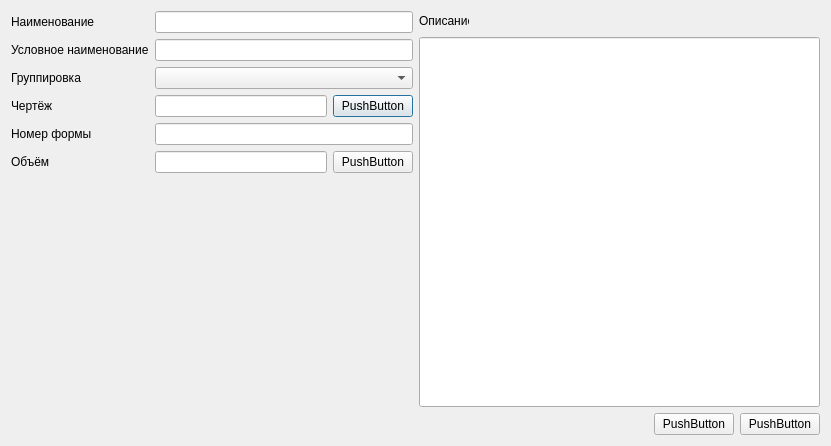
The window that test_UI_new_NOM.ui (Korguv/Poliur) describes before a commit, drawn with Qt 5.
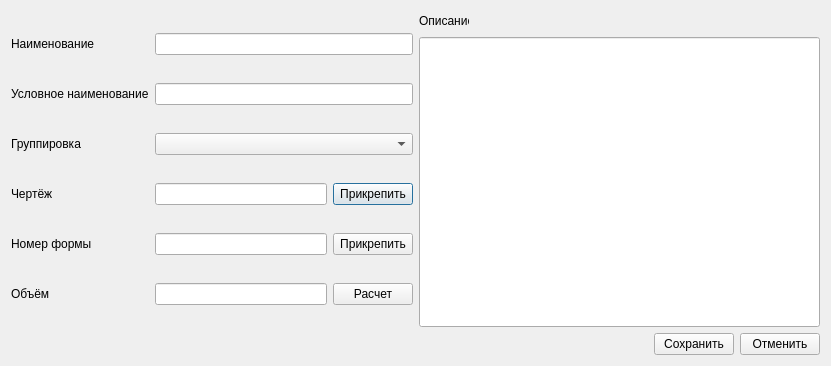
The same window after the commit.

```diff
--- a/test_UI_new_NOM.ui
+++ b/test_UI_new_NOM.ui
@@ -7,7 +7,7 @@
     <x>0</x>
     <y>0</y>
     <width>831</width>
-    <height>446</height>
+    <height>366</height>
    </rect>
   </property>
   <property name="windowTitle">
@@ -17,89 +17,112 @@
    <item>
     <layout class="QHBoxLayout" name="horizontalLayout_4">
      <item>
-      <layout class="QFormLayout" name="formLayout">
+      <layout class="QGridLayout" name="layout_left">
        <item row="0" column="0">
-        <widget class="QLabel" name="label">
+        <widget class="QLabel" name="label_name">
          <property name="text">
           <string>Наименование</string>
          </property>
         </widget>
        </item>
        <item row="0" column="1">
-        <widget class="QLineEdit" name="lineEdit"/>
+        <widget class="QLineEdit" name="lineedit_name"/>
        </item>
        <item row="1" column="0">
-        <widget class="QLabel" name="label_2">
+        <widget class="QLabel" name="label_nicname">
          <property name="text">
           <string>Условное наименование</string>
          </property>
         </widget>
        </item>
        <item row="1" column="1">
-        <widget class="QLineEdit" name="lineEdit_2"/>
-       </item>
-       <item row="2" column="1">
-        <widget class="QComboBox" name="comboBox"/>
-       </item>
-       <item row="3" column="1">
-        <layout class="QHBoxLayout" name="horizontalLayout_3">
-         <item>
-          <widget class="QLineEdit" name="lineEdit_5"/>
-         </item>
-         <item>
-          <widget class="QPushButton" name="pushButton_2">
-           <property name="text">
-            <string>PushButton</string>
-           </property>
-          </widget>
-         </item>
-        </layout>
+        <widget class="QLineEdit" name="lineedit_nicname"/>
        </item>
        <item row="2" column="0">
-        <widget class="QLabel" name="label_3">
+        <widget class="QLabel" name="label_group">
          <property name="text">
           <string>Группировка</string>
          </property>
         </widget>
        </item>
+       <item row="2" column="1">
+        <widget class="QComboBox" name="combobox_group"/>
+       </item>
        <item row="3" column="0">
-        <widget class="QLabel" name="label_5">
+        <widget class="QLabel" name="label_project">
+         <property name="maximumSize">
+          <size>
+           <width>16777215</width>
+           <height>80</height>
+          </size>
+         </property>
          <property name="text">
           <string>Чертёж</string>
          </property>
         </widget>
        </item>
+       <item row="3" column="1">
+        <layout class="QHBoxLayout" name="layout_project">
+         <item>
+          <widget class="QLineEdit" name="lineedit_project"/>
+         </item>
+         <item>
+          <widget class="QPushButton" name="pushbutton_project">
+           <property name="text">
+            <string>Прикрепить</string>
+           </property>
+          </widget>
+         </item>
+        </layout>
+       </item>
        <item row="4" column="0">
-        <widget class="QLabel" name="label_6">
+        <widget class="QLabel" name="label_nomber">
          <property name="text">
           <string>Номер формы</string>
          </property>
         </widget>
        </item>
-       <item row="4" column="1">
-        <widget class="QLineEdit" name="lineEdit_6"/>
-       </item>
-       <item row="5" column="1">
-        <layout class="QHBoxLayout" name="horizontalLayout">
-         <item>
-          <widget class="QLineEdit" name="lineEdit_4"/>
-         </item>
-         <item>
-          <widget class="QPushButton" name="pushButton">
-           <property name="text">
-            <string>PushButton</string>
-           </property>
-          </widget>
-         </item>
-        </layout>
-       </item>
        <item row="5" column="0">
-        <widget class="QLabel" name="label_7">
+        <widget class="QLabel" name="label_value">
+         <property name="maximumSize">
+          <size>
+           <width>16777215</width>
+           <height>80</height>
+          </size>
+         </property>
          <property name="text">
           <string>Объём</string>
          </property>
         </widget>
        </item>
+       <item row="5" column="1">
+        <layout class="QHBoxLayout" name="layout_value">
+         <item>
+          <widget class="QLineEdit" name="lineedit_value"/>
+         </item>
+         <item>
+          <widget class="QPushButton" name="pushbutton_value">
+           <property name="text">
+            <string>Расчет</string>
+           </property>
+          </widget>
+         </item>
+        </layout>
+       </item>
+       <item row="4" column="1">
+        <layout class="QHBoxLayout" name="layout_nomber">
+         <item>
+          <widget class="QLineEdit" name="lineedit_form"/>
+         </item>
+         <item>
+          <widget class="QPushButton" name="pushbutton_form">
+           <property name="text">
+            <string>Прикрепить</string>
+           </property>
+          </widget>
+         </item>
+        </layout>
+       </item>
       </layout>
      </item>
      <item>
@@ -161,14 +184,14 @@
      <item>
       <widget class="QPushButton" name="pushButton_3">
        <property name="text">
-        <string>PushButton</string>
+        <string>Сохранить</string>
        </property>
       </widget>
      </item>
      <item>
       <widget class="QPushButton" name="pushButton_4">
        <property name="text">
-        <string>PushButton</string>
+        <string>Отменить</string>
        </property>
       </widget>
      </item>
```
Left out of the diff: 18 changed lines with no effect on the pictures.
